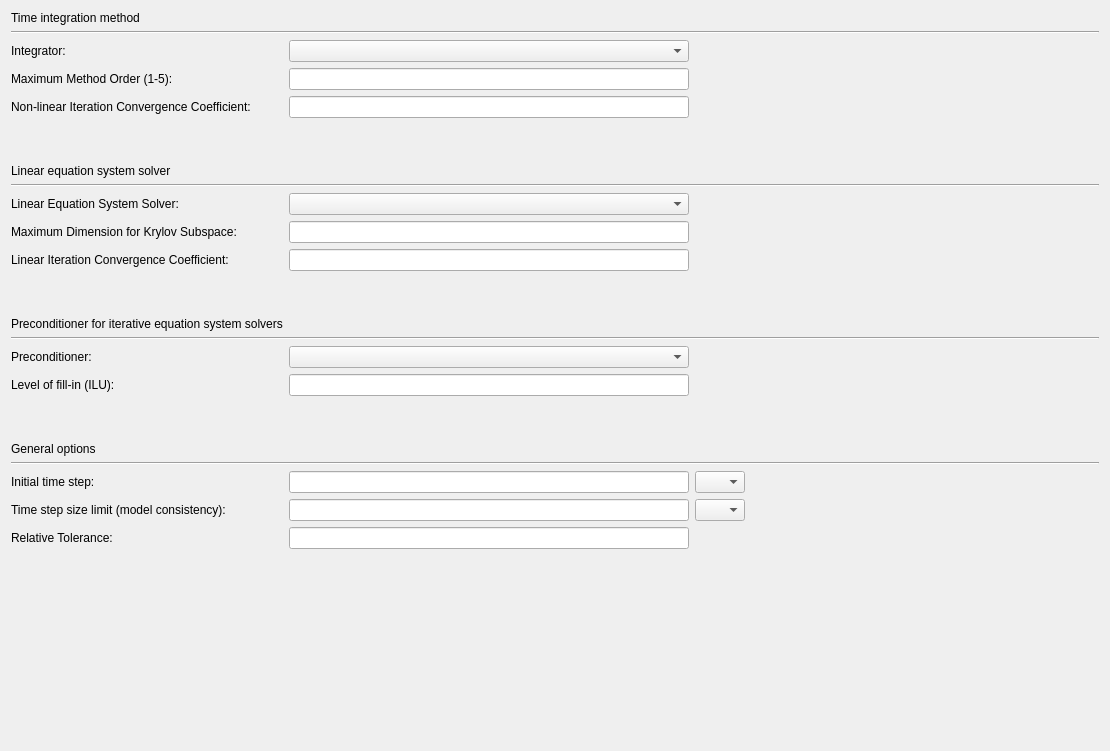
Brockaaa/SIM-VICUS, file SIM-VICUS/src/SVSimulationPerformanceOptions.ui: the form before one commit.
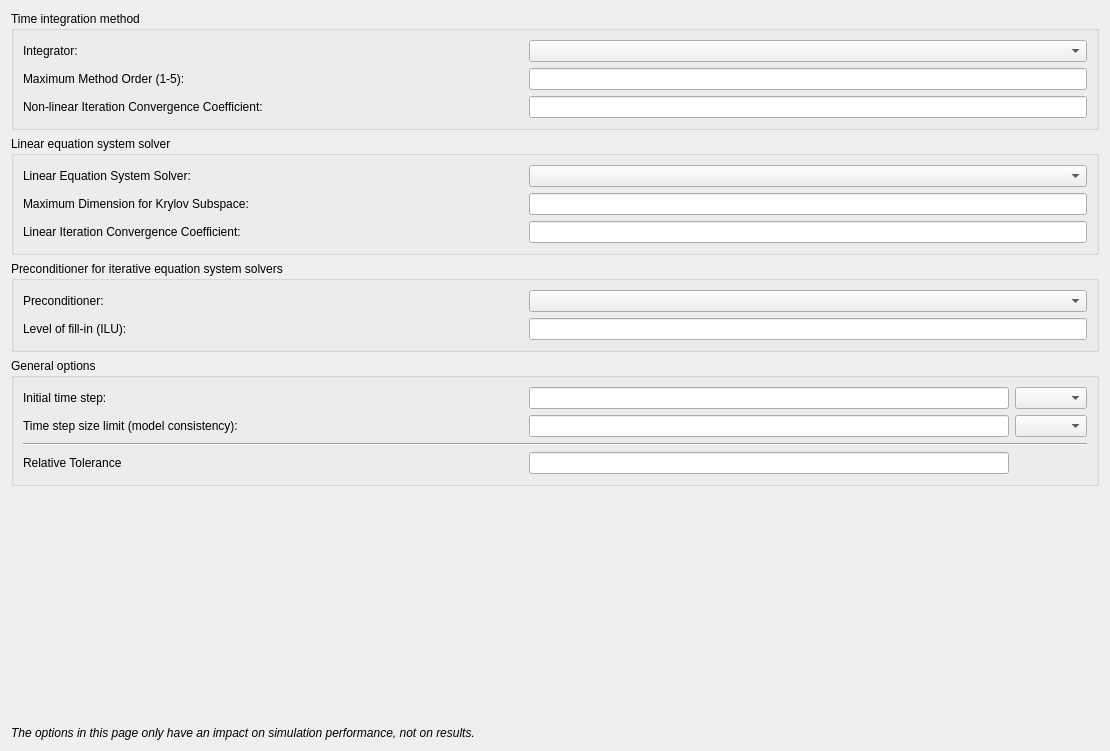
The form after the commit. Custom widgets are drawn as their Qt base class.

The edit to the form file:
```diff
--- a/SIM-VICUS/src/SVSimulationPerformanceOptions.ui
+++ b/SIM-VICUS/src/SVSimulationPerformanceOptions.ui
@@ -13,168 +13,104 @@
   <property name="windowTitle">
    <string>Form</string>
   </property>
-  <layout class="QGridLayout" name="gridLayout">
-   <item row="22" column="1">
-    <widget class="QtExt::ParameterEdit" name="lineEditMinDT">
-     <property name="maximumSize">
-      <size>
-       <width>400</width>
-       <height>16777215</height>
-      </size>
-     </property>
-    </widget>
-   </item>
-   <item row="5" column="1">
-    <widget class="QtExt::ValidatingLineEdit" name="lineEditNonLin">
-     <property name="minimumSize">
-      <size>
-       <width>0</width>
-       <height>0</height>
-      </size>
-     </property>
-     <property name="maximumSize">
-      <size>
-       <width>400</width>
-       <height>16777215</height>
-      </size>
-     </property>
-    </widget>
-   </item>
-   <item row="23" column="0">
-    <widget class="QLabel" name="labelRelTol">
-     <property name="text">
-      <string>Relative Tolerance:</string>
-     </property>
-    </widget>
-   </item>
-   <item row="7" column="0">
-    <widget class="QLabel" name="label_2">
-     <property name="text">
-      <string>Linear equation system solver</string>
-     </property>
-    </widget>
-   </item>
-   <item row="21" column="0">
-    <widget class="QLabel" name="labelInitialDT">
-     <property name="maximumSize">
-      <size>
-       <width>500</width>
-       <height>16777215</height>
-      </size>
-     </property>
-     <property name="text">
-      <string>Initial time step:</string>
-     </property>
-    </widget>
-   </item>
-   <item row="0" column="0">
-    <widget class="QLabel" name="label">
-     <property name="text">
+  <layout class="QVBoxLayout" name="verticalLayout">
+   <item>
+    <widget class="QGroupBox" name="groupBox">
+     <property name="title">
       <string>Time integration method</string>
      </property>
-    </widget>
-   </item>
-   <item row="18" column="0">
-    <widget class="QLabel" name="label_4">
-     <property name="text">
-      <string>General options</string>
-     </property>
-    </widget>
-   </item>
-   <item row="22" column="2">
-    <widget class="QComboBox" name="comboBoxMinDT">
+     <layout class="QGridLayout" name="gridLayout" columnstretch="1,0">
+      <item row="0" column="0">
+       <widget class="QLabel" name="labelIntegrator">
      <property name="maximumSize">
       <size>
-       <width>50</width>
+          <width>500</width>
        <height>16777215</height>
       </size>
      </property>
-    </widget>
-   </item>
-   <item row="4" column="0">
+        <property name="text">
+         <string>Integrator:</string>
+        </property>
+       </widget>
+      </item>
+      <item row="0" column="1">
+       <widget class="QComboBox" name="comboBoxIntegrator"/>
+      </item>
+      <item row="1" column="0">
     <widget class="QLabel" name="labelMaxOrder">
      <property name="text">
       <string>Maximum Method Order (1-5):</string>
      </property>
     </widget>
    </item>
-   <item row="23" column="1">
-    <widget class="QtExt::ParameterEdit" name="lineEditRelTol">
-     <property name="maximumSize">
-      <size>
-       <width>400</width>
-       <height>16777215</height>
-      </size>
-     </property>
-    </widget>
-   </item>
-   <item row="2" column="1">
-    <widget class="QComboBox" name="comboBoxIntegrator">
-     <property name="minimumSize">
-      <size>
-       <width>0</width>
-       <height>0</height>
-      </size>
-     </property>
-     <property name="maximumSize">
-      <size>
-       <width>400</width>
-       <height>16777215</height>
-      </size>
-     </property>
-    </widget>
-   </item>
-   <item row="10" column="1">
-    <widget class="QtExt::ValidatingLineEdit" name="lineEditMaxKry">
-     <property name="maximumSize">
-      <size>
-       <width>400</width>
-       <height>16777215</height>
-      </size>
-     </property>
-    </widget>
-   </item>
-   <item row="16" column="0">
-    <widget class="QLabel" name="labelPreILU">
-     <property name="text">
-      <string>Level of fill-in (ILU):</string>
-     </property>
-    </widget>
-   </item>
-   <item row="6" column="0">
-    <spacer name="verticalSpacer_2">
-     <property name="orientation">
-      <enum>Qt::Vertical</enum>
-     </property>
-     <property name="sizeType">
-      <enum>QSizePolicy::Maximum</enum>
-     </property>
-     <property name="sizeHint" stdset="0">
-      <size>
-       <width>20</width>
-       <height>40</height>
-      </size>
-     </property>
-    </spacer>
-   </item>
-   <item row="5" column="0">
+      <item row="1" column="1">
+       <widget class="QtExt::ValidatingLineEdit" name="lineEditMaxOrder"/>
+      </item>
+      <item row="2" column="0">
     <widget class="QLabel" name="labelNonLin">
      <property name="text">
       <string>Non-linear Iteration Convergence Coefficient:</string>
      </property>
     </widget>
    </item>
-   <item row="15" column="1">
-    <widget class="QComboBox" name="comboBoxPreCond">
+      <item row="2" column="1">
+       <widget class="QtExt::ValidatingLineEdit" name="lineEditNonLin"/>
+      </item>
+     </layout>
+    </widget>
+   </item>
+   <item>
+    <widget class="QGroupBox" name="groupBox_2">
+     <property name="title">
+      <string>Linear equation system solver</string>
+     </property>
+     <layout class="QGridLayout" name="gridLayout_2" columnstretch="1,0">
+      <item row="0" column="0">
+       <widget class="QLabel" name="labelLesSolver">
      <property name="maximumSize">
       <size>
-       <width>400</width>
+          <width>500</width>
        <height>16777215</height>
       </size>
      </property>
-    </widget>
-   </item>
-   <item row="15" column="0">
+        <property name="text">
+         <string>Linear Equation System Solver:</string>
+        </property>
+       </widget>
+      </item>
+      <item row="0" column="1">
+       <widget class="QComboBox" name="comboBoxLesSolver"/>
+      </item>
+      <item row="1" column="0">
+       <widget class="QLabel" name="labelMaxKry">
+        <property name="text">
+         <string>Maximum Dimension for Krylov Subspace:</string>
+        </property>
+       </widget>
+      </item>
+      <item row="1" column="1">
+       <widget class="QtExt::ValidatingLineEdit" name="lineEditMaxKry"/>
+      </item>
+      <item row="2" column="0">
+       <widget class="QLabel" name="labelIterative">
+        <property name="text">
+         <string>Linear Iteration Convergence Coefficient:</string>
+        </property>
+       </widget>
+      </item>
+      <item row="2" column="1">
+       <widget class="QtExt::ValidatingLineEdit" name="lineEditIterative"/>
+      </item>
+     </layout>
+    </widget>
+   </item>
+   <item>
+    <widget class="QGroupBox" name="groupBox_3">
+     <property name="title">
+      <string>Preconditioner for iterative equation system solvers</string>
+     </property>
+     <layout class="QGridLayout" name="gridLayout_3" columnstretch="1,0">
+      <item row="0" column="0">
     <widget class="QLabel" name="labelPreCond">
      <property name="maximumSize">
       <size>
@@ -187,106 +123,81 @@
      </property>
     </widget>
    </item>
-   <item row="16" column="1">
-    <widget class="QtExt::ValidatingLineEdit" name="lineEditPreILU">
-     <property name="maximumSize">
-      <size>
-       <width>400</width>
-       <height>16777215</height>
-      </size>
+      <item row="0" column="1">
+       <widget class="QComboBox" name="comboBoxPreCond"/>
+      </item>
+      <item row="1" column="0">
+       <widget class="QLabel" name="labelPreILU">
+        <property name="text">
+         <string>Level of fill-in (ILU):</string>
      </property>
     </widget>
    </item>
-   <item row="9" column="1">
-    <widget class="QComboBox" name="comboBoxLesSolver">
+      <item row="1" column="1">
+       <widget class="QtExt::ValidatingLineEdit" name="lineEditPreILU"/>
+      </item>
+     </layout>
+    </widget>
+   </item>
+   <item>
+    <widget class="QGroupBox" name="groupBox_4">
+     <property name="title">
+      <string>General options</string>
+     </property>
+     <layout class="QGridLayout" name="gridLayout_4" columnstretch="1,0,0">
+      <item row="0" column="0">
+       <widget class="QLabel" name="labelInitialDT">
      <property name="maximumSize">
       <size>
-       <width>400</width>
+          <width>500</width>
        <height>16777215</height>
       </size>
      </property>
-    </widget>
-   </item>
-   <item row="13" column="0">
-    <widget class="QLabel" name="label_3">
      <property name="text">
-      <string>Preconditioner for iterative equation system solvers</string>
+         <string>Initial time step:</string>
      </property>
     </widget>
    </item>
-   <item row="1" column="0" colspan="9">
-    <widget class="Line" name="line_2">
-     <property name="orientation">
-      <enum>Qt::Horizontal</enum>
-     </property>
-    </widget>
-   </item>
-   <item row="17" column="0">
-    <spacer name="verticalSpacer_4">
-     <property name="orientation">
-      <enum>Qt::Vertical</enum>
-     </property>
-     <property name="sizeType">
-      <enum>QSizePolicy::Maximum</enum>
-     </property>
-     <property name="sizeHint" stdset="0">
-      <size>
-       <width>20</width>
-       <height>40</height>
-      </size>
-     </property>
-    </spacer>
-   </item>
-   <item row="22" column="0">
+      <item row="0" column="1">
+       <widget class="QtExt::ParameterEdit" name="lineEditInitialDT"/>
+      </item>
+      <item row="0" column="2">
+       <widget class="QComboBox" name="comboBoxInitialDT"/>
+      </item>
+      <item row="1" column="0">
     <widget class="QLabel" name="labelMinDT">
      <property name="text">
       <string>Time step size limit (model consistency):</string>
      </property>
     </widget>
    </item>
-   <item row="9" column="0">
-    <widget class="QLabel" name="labelLesSolver">
-     <property name="maximumSize">
-      <size>
-       <width>500</width>
-       <height>16777215</height>
-      </size>
-     </property>
-     <property name="text">
-      <string>Linear Equation System Solver:</string>
-     </property>
-    </widget>
-   </item>
-   <item row="4" column="1">
-    <widget class="QtExt::ValidatingLineEdit" name="lineEditMaxOrder">
-     <property name="minimumSize">
-      <size>
-       <width>0</width>
-       <height>0</height>
-      </size>
-     </property>
-     <property name="maximumSize">
-      <size>
-       <width>400</width>
-       <height>16777215</height>
-      </size>
-     </property>
-    </widget>
-   </item>
-   <item row="2" column="0">
-    <widget class="QLabel" name="labelIntegrator">
-     <property name="maximumSize">
-      <size>
-       <width>500</width>
-       <height>16777215</height>
-      </size>
-     </property>
+      <item row="1" column="1">
+       <widget class="QtExt::ParameterEdit" name="lineEditMinDT"/>
+      </item>
+      <item row="1" column="2">
+       <widget class="QComboBox" name="comboBoxMinDT"/>
+      </item>
+      <item row="2" column="0" colspan="3">
+       <widget class="Line" name="line">
+        <property name="orientation">
+         <enum>Qt::Horizontal</enum>
+        </property>
+       </widget>
+      </item>
+      <item row="3" column="0">
+       <widget class="QLabel" name="labelRelTol">
      <property name="text">
-      <string>Integrator:</string>
+         <string>Relative Tolerance</string>
      </property>
     </widget>
    </item>
-   <item row="24" column="0">
+      <item row="3" column="1">
+       <widget class="QtExt::ParameterEdit" name="lineEditRelTol"/>
+      </item>
+     </layout>
+    </widget>
+   </item>
+   <item>
     <spacer name="verticalSpacer">
      <property name="orientation">
       <enum>Qt::Vertical</enum>
@@ -299,90 +210,13 @@
      </property>
     </spacer>
    </item>
-   <item row="14" column="0" colspan="9">
-    <widget class="Line" name="line_4">
-     <property name="sizePolicy">
-      <sizepolicy hsizetype="Expanding" vsizetype="Fixed">
-       <horstretch>0</horstretch>
-       <verstretch>0</verstretch>
-      </sizepolicy>
-     </property>
-     <property name="orientation">
-      <enum>Qt::Horizontal</enum>
-     </property>
-    </widget>
-   </item>
-   <item row="21" column="2">
-    <widget class="QComboBox" name="comboBoxInitialDT">
-     <property name="maximumSize">
-      <size>
-       <width>50</width>
-       <height>16777215</height>
-      </size>
-     </property>
-    </widget>
-   </item>
-   <item row="11" column="1">
-    <widget class="QtExt::ValidatingLineEdit" name="lineEditIterative">
-     <property name="maximumSize">
-      <size>
-       <width>400</width>
-       <height>16777215</height>
-      </size>
-     </property>
-    </widget>
-   </item>
-   <item row="21" column="1">
-    <widget class="QtExt::ParameterEdit" name="lineEditInitialDT">
-     <property name="maximumSize">
-      <size>
-       <width>400</width>
-       <height>16777215</height>
-      </size>
-     </property>
-    </widget>
-   </item>
-   <item row="8" column="0" colspan="9">
-    <widget class="Line" name="line_6">
-     <property name="orientation">
-      <enum>Qt::Horizontal</enum>
-     </property>
-    </widget>
-   </item>
-   <item row="12" column="0">
-    <spacer name="verticalSpacer_3">
-     <property name="orientation">
-      <enum>Qt::Vertical</enum>
-     </property>
-     <property name="sizeType">
-      <enum>QSizePolicy::Maximum</enum>
-     </property>
-     <property name="sizeHint" stdset="0">
-      <size>
-       <width>20</width>
-       <height>40</height>
-      </size>
-     </property>
-    </spacer>
-   </item>
-   <item row="11" column="0">
-    <widget class="QLabel" name="labelIterative">
+   <item>
+    <widget class="QLabel" name="label">
      <property name="text">
-      <string>Linear Iteration Convergence Coefficient:</string>
+      <string>&lt;html&gt;&lt;head/&gt;&lt;body&gt;&lt;p&gt;&lt;span style=&quot; font-style:italic;&quot;&gt;The options in this page only have an impact on simulation performance, not on results.&lt;/span&gt;&lt;/p&gt;&lt;/body&gt;&lt;/html&gt;</string>
      </property>
-    </widget>
-   </item>
-   <item row="10" column="0">
-    <widget class="QLabel" name="labelMaxKry">
-     <property name="text">
-      <string>Maximum Dimension for Krylov Subspace:</string>
-     </property>
-    </widget>
-   </item>
-   <item row="19" column="0" rowspan="2" colspan="9">
-    <widget class="Line" name="line_5">
-     <property name="orientation">
-      <enum>Qt::Horizontal</enum>
+     <property name="wordWrap">
+      <bool>true</bool>
      </property>
     </widget>
    </item>
```
Left out of the diff: 17 changed lines with no effect on the pictures. Lines whose indentation alone changed are shown as unchanged.
